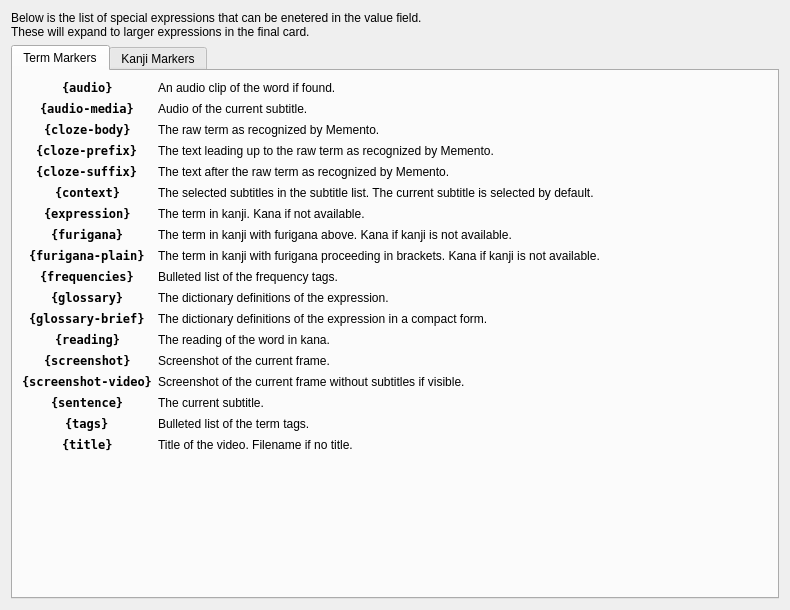
Above: src/gui/widgets/ankisettingshelp.ui from ripose-jp/Memento before the change. Below: the same form after it.
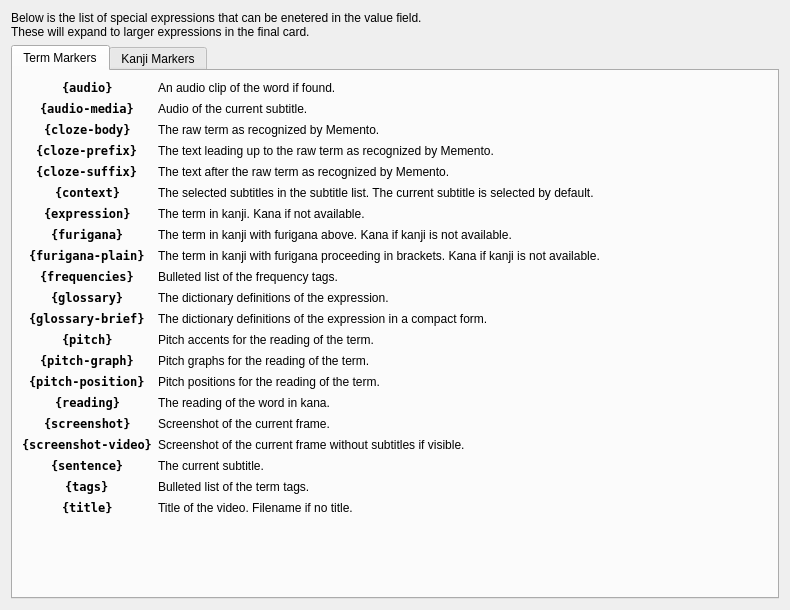
That is the form after the change.

Commit message: Added pitch markers to help

What changed in the file:
```diff
--- a/src/gui/widgets/ankisettingshelp.ui
+++ b/src/gui/widgets/ankisettingshelp.ui
@@ -373,7 +373,7 @@
            </property>
           </widget>
          </item>
-         <item row="12" column="0">
+         <item row="15" column="0">
           <widget class="QLabel" name="labelTermReading">
            <property name="font">
             <font>
@@ -390,7 +390,7 @@
            </property>
           </widget>
          </item>
-         <item row="12" column="1">
+         <item row="15" column="1">
           <widget class="QLabel" name="labelTermReadingEx">
            <property name="text">
             <string>The reading of the word in kana.</string>
@@ -400,7 +400,7 @@
            </property>
           </widget>
          </item>
-         <item row="13" column="0">
+         <item row="16" column="0">
           <widget class="QLabel" name="labelTermScreenshot">
            <property name="font">
             <font>
@@ -417,14 +417,14 @@
            </property>
           </widget>
          </item>
-         <item row="13" column="1">
+         <item row="16" column="1">
           <widget class="QLabel" name="labelTermScreenshotEx">
            <property name="text">
             <string>Screenshot of the current frame.</string>
            </property>
           </widget>
          </item>
-         <item row="14" column="0">
+         <item row="17" column="0">
           <widget class="QLabel" name="labelTermScreenshotMedia">
            <property name="font">
             <font>
@@ -441,14 +441,14 @@
            </property>
           </widget>
          </item>
-         <item row="14" column="1">
+         <item row="17" column="1">
           <widget class="QLabel" name="labelTermScreenshotVideo">
            <property name="text">
             <string>Screenshot of the current frame without subtitles if visible.</string>
            </property>
           </widget>
          </item>
-         <item row="15" column="0">
+         <item row="18" column="0">
           <widget class="QLabel" name="labelTermSentence">
            <property name="font">
             <font>
@@ -465,7 +465,7 @@
            </property>
           </widget>
          </item>
-         <item row="15" column="1">
+         <item row="18" column="1">
           <widget class="QLabel" name="labelTermSentenceEx">
            <property name="text">
             <string>The current subtitle.</string>
@@ -475,7 +475,7 @@
            </property>
           </widget>
          </item>
-         <item row="16" column="0">
+         <item row="19" column="0">
           <widget class="QLabel" name="labelTermTags">
            <property name="font">
             <font>
@@ -492,14 +492,14 @@
            </property>
           </widget>
          </item>
-         <item row="16" column="1">
+         <item row="19" column="1">
           <widget class="QLabel" name="labelTermTagsEx">
            <property name="text">
             <string>Bulleted list of the term tags.</string>
            </property>
           </widget>
          </item>
-         <item row="17" column="0">
+         <item row="20" column="0">
           <widget class="QLabel" name="labelTermTitle">
            <property name="font">
             <font>
@@ -516,13 +516,85 @@
            </property>
           </widget>
          </item>
-         <item row="17" column="1">
+         <item row="20" column="1">
           <widget class="QLabel" name="labelTermTitleEx">
            <property name="text">
             <string>Title of the video. Filename if no title.</string>
            </property>
           </widget>
          </item>
+         <item row="12" column="0">
+          <widget class="QLabel" name="labelPitch">
+           <property name="font">
+            <font>
+             <family>DejaVu Sans Mono</family>
+             <weight>75</weight>
+             <bold>true</bold>
+            </font>
+           </property>
+           <property name="text">
+            <string>{pitch}</string>
+           </property>
+           <property name="textInteractionFlags">
+            <set>Qt::TextSelectableByKeyboard|Qt::TextSelectableByMouse</set>
+           </property>
+          </widget>
+         </item>
+         <item row="12" column="1">
+          <widget class="QLabel" name="labelPitchEx">
+           <property name="text">
+            <string>Pitch accents for the reading of the term.</string>
+           </property>
+          </widget>
+         </item>
+         <item row="13" column="0">
+          <widget class="QLabel" name="labelPitchGraph">
+           <property name="font">
+            <font>
+             <family>DejaVu Sans Mono</family>
+             <weight>75</weight>
+             <bold>true</bold>
+            </font>
+           </property>
+           <property name="text">
+            <string>{pitch-graph}</string>
+           </property>
+           <property name="textInteractionFlags">
+            <set>Qt::TextSelectableByKeyboard|Qt::TextSelectableByMouse</set>
+           </property>
+          </widget>
+         </item>
+         <item row="13" column="1">
+          <widget class="QLabel" name="labelPitchGraphEx">
+           <property name="text">
+            <string>Pitch graphs for the reading of the term.</string>
+           </property>
+          </widget>
+         </item>
+         <item row="14" column="0">
+          <widget class="QLabel" name="labelPitchPosition">
+           <property name="font">
+            <font>
+             <family>DejaVu Sans Mono</family>
+             <weight>75</weight>
+             <bold>true</bold>
+            </font>
+           </property>
+           <property name="text">
+            <string>{pitch-position}</string>
+           </property>
+           <property name="textInteractionFlags">
+            <set>Qt::TextSelectableByKeyboard|Qt::TextSelectableByMouse</set>
+           </property>
+          </widget>
+         </item>
+         <item row="14" column="1">
+          <widget class="QLabel" name="labelPitchPositionEx">
+           <property name="text">
+            <string>Pitch positions for the reading of the term.</string>
+           </property>
+          </widget>
+         </item>
         </layout>
        </item>
       </layout>
```
